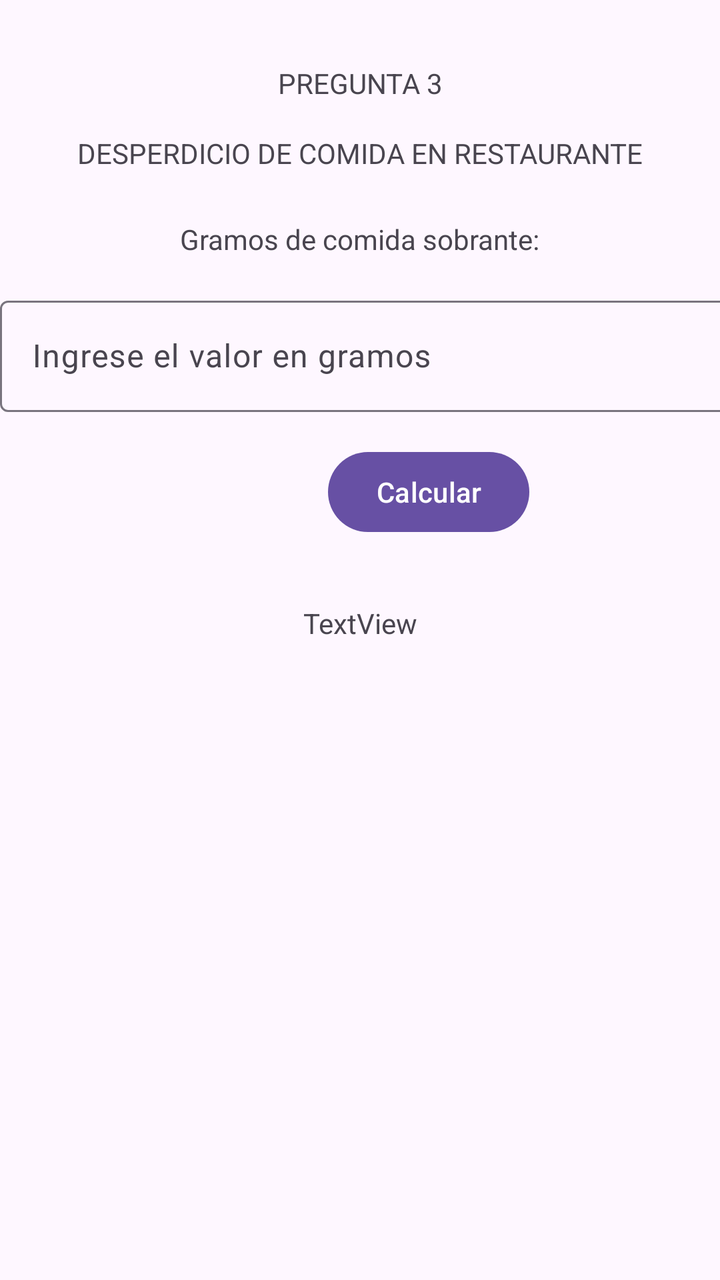
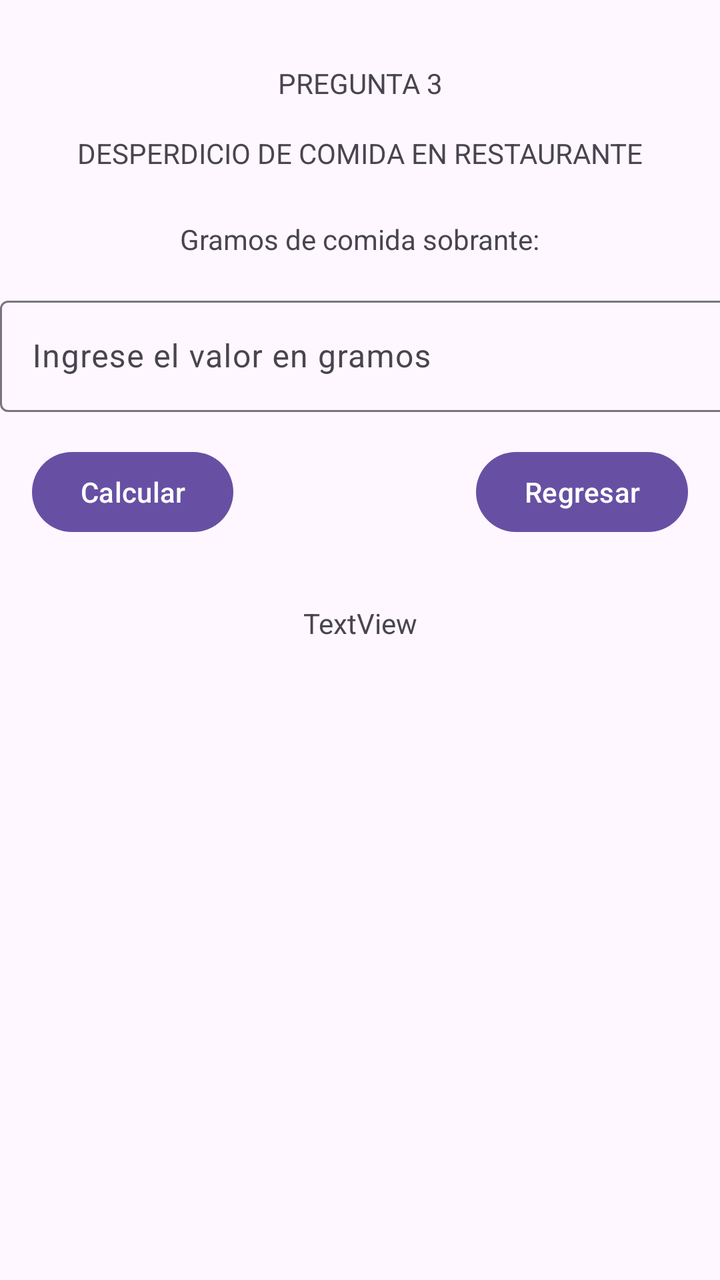

Compare the two renders of this Android layout. The source of the first and the diff that turns it into the second are given below.
<!-- AndroidManifest.xml: application theme Theme.AppGrupo5 -->
<!-- res/layout/activity_pregunta3.xml -->
<?xml version="1.0" encoding="utf-8"?>
<androidx.constraintlayout.widget.ConstraintLayout xmlns:android="http://schemas.android.com/apk/res/android"
    xmlns:app="http://schemas.android.com/apk/res-auto"
    xmlns:tools="http://schemas.android.com/tools"
    android:layout_width="match_parent"
    android:layout_height="match_parent">

    <TextView
        android:id="@+id/tvTitulo"
        android:layout_width="wrap_content"
        android:layout_height="wrap_content"
        android:layout_marginTop="32dp"
        android:text="@string/titutloActivity3"
        app:layout_constraintEnd_toEndOf="parent"
        app:layout_constraintStart_toStartOf="parent"
        app:layout_constraintTop_toTopOf="parent" />

    <TextView
        android:id="@+id/tvSubtitulo"
        android:layout_width="wrap_content"
        android:layout_height="wrap_content"
        android:layout_marginTop="16dp"
        android:text="@string/subtituloActivity3"
        app:layout_constraintEnd_toEndOf="parent"
        app:layout_constraintStart_toStartOf="parent"
        app:layout_constraintTop_toBottomOf="@+id/tvTitulo" />

    <TextView
        android:id="@+id/textView3"
        android:layout_width="wrap_content"
        android:layout_height="wrap_content"
        android:layout_marginTop="24dp"
        android:text="Gramos de comida sobrante:"
        app:layout_constraintEnd_toEndOf="parent"
        app:layout_constraintStart_toStartOf="parent"
        app:layout_constraintTop_toBottomOf="@+id/tvSubtitulo" />

    <Button
        android:id="@+id/btnCalcular3"
        android:layout_width="wrap_content"
        android:layout_height="wrap_content"
        android:layout_marginStart="164dp"
        android:layout_marginTop="16dp"
        android:text="Calcular"
        app:layout_constraintStart_toStartOf="parent"
        app:layout_constraintTop_toBottomOf="@+id/etGramos" />

    <TextView
        android:id="@+id/tvResultado"
        android:layout_width="wrap_content"
        android:layout_height="wrap_content"
        android:layout_marginTop="32dp"
        android:text="TextView"
        app:layout_constraintEnd_toEndOf="parent"
        app:layout_constraintStart_toStartOf="parent"
        app:layout_constraintTop_toBottomOf="@+id/btnCalcular3" />

    <com.google.android.material.textfield.TextInputLayout
        android:id="@+id/etGramos"
        android:layout_width="409dp"
        android:layout_height="wrap_content"
        android:layout_marginTop="16dp"
        app:layout_constraintStart_toStartOf="parent"
        app:layout_constraintTop_toBottomOf="@+id/textView3">

        <com.google.android.material.textfield.TextInputEditText
            android:id="@+id/edtGramos"
            android:layout_width="match_parent"
            android:layout_height="wrap_content"
            android:hint="@string/inputActivity3" />
    </com.google.android.material.textfield.TextInputLayout>
</androidx.constraintlayout.widget.ConstraintLayout>
<!-- resources referenced by this layout -->
<resources>
  <string name="inputActivity3">Ingrese el valor en gramos</string>
  <string name="subtituloActivity3">DESPERDICIO DE COMIDA EN RESTAURANTE</string>
  <string name="titutloActivity3">PREGUNTA 3</string>
  <style name="Theme.AppGrupo5" parent="Base.Theme.AppGrupo5" />
  <style name="Base.Theme.AppGrupo5" parent="Theme.Material3.DayNight.NoActionBar">
          
          
      </style>
</resources>

<!-- the commit's change to res/layout/activity_pregunta3.xml (unified diff, before → after) -->
@@ -39,7 +39,7 @@
         android:id="@+id/btnCalcular3"
         android:layout_width="wrap_content"
         android:layout_height="wrap_content"
-        android:layout_marginStart="164dp"
+        android:layout_marginStart="16dp"
         android:layout_marginTop="16dp"
         android:text="Calcular"
         app:layout_constraintStart_toStartOf="parent"
@@ -69,4 +69,14 @@
             android:layout_height="wrap_content"
             android:hint="@string/inputActivity3" />
     </com.google.android.material.textfield.TextInputLayout>
+
+    <Button
+        android:id="@+id/btn_regresar3"
+        android:layout_width="wrap_content"
+        android:layout_height="wrap_content"
+        android:layout_marginTop="16dp"
+        android:layout_marginEnd="16dp"
+        android:text="Regresar"
+        app:layout_constraintEnd_toEndOf="parent"
+        app:layout_constraintTop_toBottomOf="@+id/etGramos" />
 </androidx.constraintlayout.widget.ConstraintLayout>
